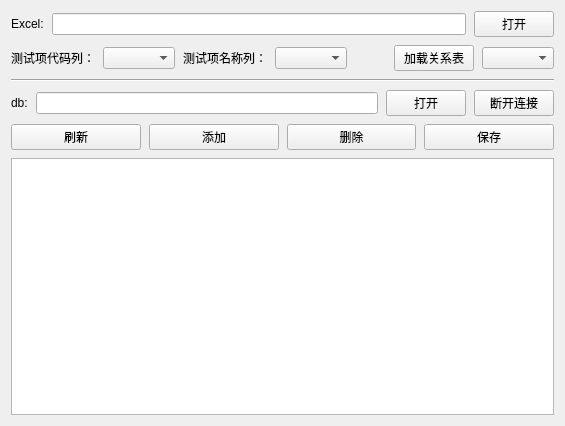
This is src/NeoToolKits/UI/Form/DbScriptEditorPageForm.ui in JaneYih/QT_NeoToolKits as Qt 5 draws it before an edit. The edited form follows.
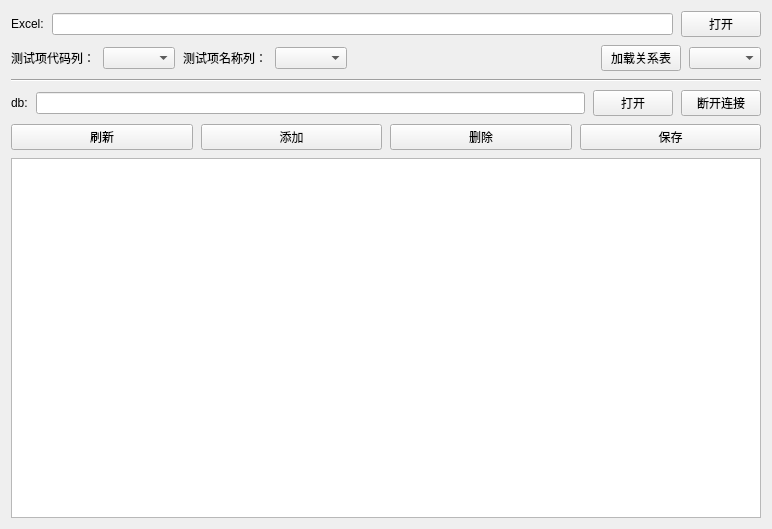
This is the edited form. Custom widgets are drawn as their Qt base class.

Commit message: 修改UI布局

```diff
--- a/src/NeoToolKits/UI/Form/DbScriptEditorPageForm.ui
+++ b/src/NeoToolKits/UI/Form/DbScriptEditorPageForm.ui
@@ -6,8 +6,8 @@
    <rect>
     <x>0</x>
     <y>0</y>
-    <width>565</width>
-    <height>426</height>
+    <width>772</width>
+    <height>529</height>
    </rect>
   </property>
   <property name="windowTitle">
```
The commit also changes 2 other files.
